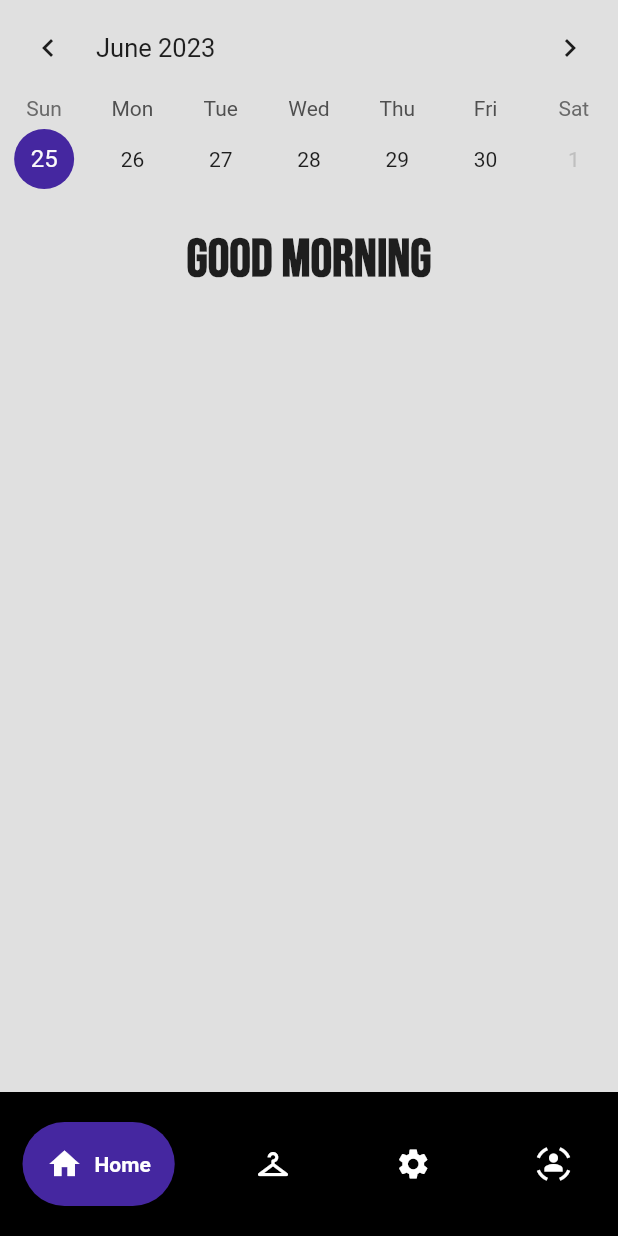
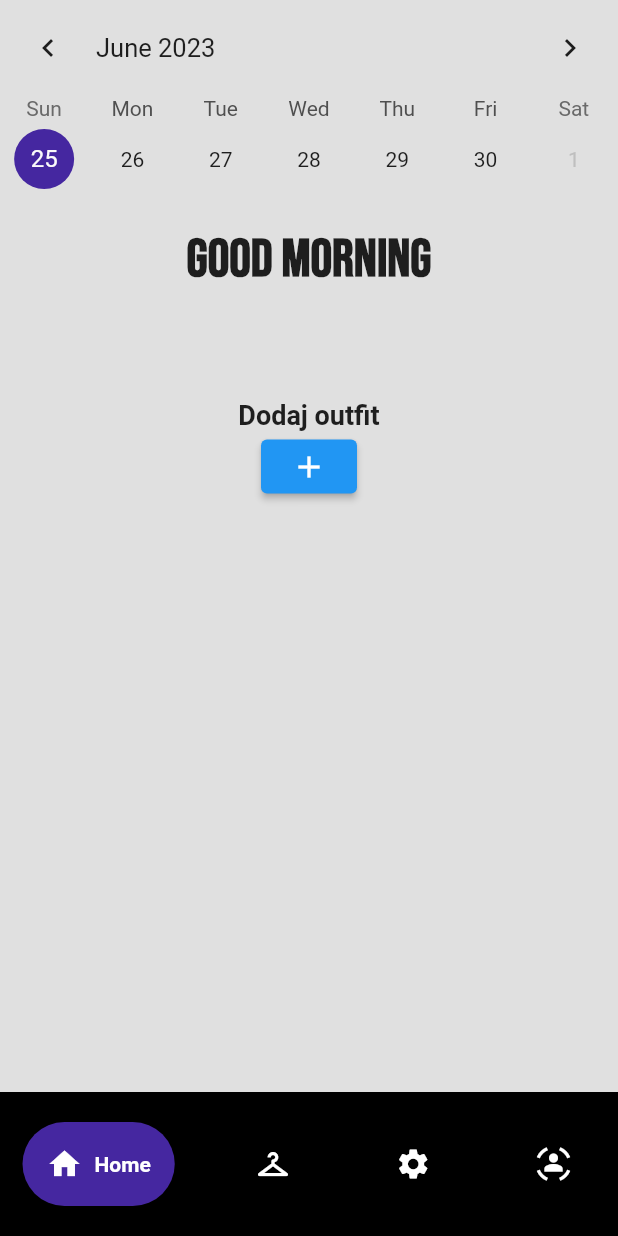
Before and after one commit to hubkra/wardrobe_app, a Flutter app: the HomePage screen opened directly with empty values, on a phone screen of 412 x 824 dp. Run offline on Flutter 3.47's test engine with Material 2 defaults, Android fonts, the phone set to English and light mode, and no system bars; drawn by our look-alikes of google_nav_bar, table_calendar; our stand-ins replace google_fonts; network calls fail.

Commit message:
WIP: Added styles

```diff
--- /dev/null
+++ b/lib/models/outfit.dart
@@ -0,0 +1,6 @@
+class Outfit {
+  final String name;
+  final List<String> items;
+
+  Outfit({required this.name, required this.items});
+}
--- a/lib/widgets/home_page.dart
+++ b/lib/widgets/home_page.dart
@@ -4,6 +4,7 @@ import 'package:google_nav_bar/google_nav_bar.dart';
 import 'package:table_calendar/table_calendar.dart';
 import 'package:wardrobe_app/widgets/profile_page.dart';
 import 'package:wardrobe_app/widgets/settings_page.dart';
+import '../models/wardrobe.dart';
 import 'wardrobe_page.dart';
 
 class HomePage extends StatefulWidget {
@@ -84,10 +85,67 @@ class _HomePageState extends State<HomePage> {
   }
 }
 
-class HomePageContent extends StatelessWidget {
+class HomePageContent extends StatefulWidget {
   final String username;
 
   const HomePageContent({required this.username});
+
+  @override
+  _HomePageContentState createState() => _HomePageContentState();
+}
+
+class _HomePageContentState extends State<HomePageContent> {
+  List<Wardrobe> _outfitItems = [];
+
+  void _addToOutfit(Wardrobe wardrobe) {
+    setState(() {
+      _outfitItems.add(wardrobe);
+    });
+  }
+
+  Widget _buildOutfitContainer() {
+    if (_outfitItems.isEmpty) {
+      return Column(
+        mainAxisAlignment: MainAxisAlignment.center,
+        children: [
+          Text(
+            'Dodaj outfit',
+            style: TextStyle(fontSize: 18, fontWeight: FontWeight.bold),
+          ),
+          ElevatedButton(
+            onPressed: () {
+              // Przejdź do formularza lub innego sposobu dodawania outfitu
+              // Możesz tutaj użyć funkcji Navigator.push do nawigacji do nowego widoku
+            },
+            child: Icon(Icons.add),
+          ),
+        ],
+      );
+    } else {
+      return Container(
+        height: 200, // Dowolna wartość
+        width: double.infinity,
+        color: Colors.grey[200],
+        child: ListView.builder(
+          scrollDirection: Axis.horizontal,
+          itemCount: _outfitItems.length,
+          itemBuilder: (context, index) {
+            // Wyświetl elementy outfitu
+            // Możesz dostosować wygląd w zależności od potrzeb
+            return Container(
+              width: 100, // Dowolna wartość
+              child: Column(
+                children: [
+                  Text(_outfitItems[index].name),
+                  // Wyświetl pozostałe elementy outfitu
+                ],
+              ),
+            );
+          },
+        ),
+      );
+    }
+  }
 
   @override
   Widget build(BuildContext context) {
@@ -129,12 +187,14 @@ class HomePageContent extends StatelessWidget {
                   ),
                   const SizedBox(height: 20),
                   Text(
-                    username,
+                    widget.username,
                     style: GoogleFonts.bebasNeue(
                       fontSize: 26,
                       fontWeight: FontWeight.bold,
                     ),
                   ),
+                  const SizedBox(height: 20),
+                  _buildOutfitContainer(),
                 ],
               ),
             ),
```
Also changed, not shown: lib/widgets/outfit_container.dart (added, +107 -0 lines), lib/widgets/wardrobe_page.dart (+75 -7 lines).
